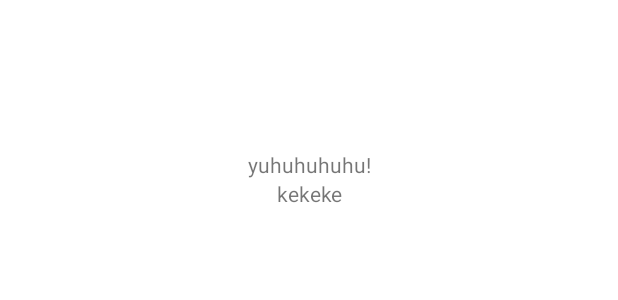
After one commit to dyotavidyadhari/AndroidTranslateApp, an Android app: the layout activity_notification.xml on its own in the app's theme, with its tools: preview values and no code run, on a phone screen of 412 x 824 dp. The commit adds this screen. Shown: the top 300 px of the screen. Run offline under Robolectric (Android 15) with nearby library versions, the phone set to English and light mode, and no system bars.

Commit message:
Notification update

```diff
--- a/app/build.gradle
+++ b/app/build.gradle
@@ -1,5 +1,6 @@
 plugins {
     id 'com.android.application'
+    id 'com.google.gms.google-services'
 }
 
 android {
@@ -40,6 +41,9 @@ dependencies {
     implementation("com.squareup.okhttp3:okhttp:4.9.0")
     implementation 'com.squareup.okhttp3:okhttp:3.11.0'
     implementation("com.squareup.okhttp3:okhttp")
+    implementation platform('com.google.firebase:firebase-bom:26.6.0')
+    implementation 'com.google.firebase:firebase-messaging:21.0.1'
+    implementation 'com.google.firebase:firebase-analytics'
     //implementation("com.squareup.okhttp3:logging-interceptor")
 
     testImplementation 'junit:junit:4.+'
--- a/app/src/main/java/com/example/androidtranslate/DB_Controller.java
+++ b/app/src/main/java/com/example/androidtranslate/DB_Controller.java
@@ -55,7 +55,7 @@ public class DB_Controller extends SQLiteOpenHelper {
 
             cursor.moveToPosition(x);
 
-            ListData.add(cursor.getString(1)+" -> "+cursor.getString(4)+"\n  "+cursor.getString(2)+" -> "+cursor.getString(3));
+            ListData.add(cursor.getString(1)+" -> "+cursor.getString(4)+"\n"+cursor.getString(2)+" -> "+cursor.getString(3));
             //Lalu Memasukan Semua Datanya kedalam ArrayList
         }
 
@@ -64,4 +64,5 @@ public class DB_Controller extends SQLiteOpenHelper {
 
     }
 
+
 }
--- a/app/src/main/java/com/example/androidtranslate/MainActivity.java
+++ b/app/src/main/java/com/example/androidtranslate/MainActivity.java
@@ -26,6 +26,7 @@ import android.widget.Toast;
 
 import com.google.android.material.button.MaterialButton;
 import com.google.android.material.textfield.TextInputEditText;
+import com.google.firebase.messaging.FirebaseMessaging;
 
 import org.jetbrains.annotations.NotNull;
 import org.json.JSONArray;
@@ -50,6 +51,7 @@ import okhttp3.RequestBody;
 import okhttp3.Response;
 
 public class MainActivity extends AppCompatActivity {
+
     //DataBaseHelper myDB;
     private static final int REUEST_CODE_SPEECH_INPUT = 1;
     private static final String TAG = "Response";
@@ -69,7 +71,9 @@ public class MainActivity extends AppCompatActivity {
         super.onCreate(savedInstanceState);
         setContentView(R.layout.activity_main);
         daftarHis = (ListView) findViewById(R.id.daftarHistory);
-
+        //PUSH NOTIF
+        FirebaseMessaging.getInstance().subscribeToTopic("androidtranslate");
+        //PUSH NOTIF
         controller = new DB_Controller(this,"",null,1);
 
         buttonTrans = (Button) findViewById(R.id.btnTranslate);
--- a/app/src/main/java/com/example/androidtranslate/ShowTranslation.java
+++ b/app/src/main/java/com/example/androidtranslate/ShowTranslation.java
@@ -7,6 +7,8 @@ import androidx.appcompat.widget.AppCompatImageButton;
 import android.content.Intent;
 import android.os.Bundle;
 import android.view.View;
+import android.widget.ArrayAdapter;
+import android.widget.ListView;
 import android.widget.TextView;
 import android.widget.Toast;
 import android.widget.Toolbar;
@@ -18,6 +20,7 @@ import java.util.ArrayList;
 public class ShowTranslation extends AppCompatActivity {
     TextView src,trgt, alternativeSugg;
     TextInputEditText viewinput, viewoutput;
+
     AppCompatImageButton buttonBack;
     //DataBaseHelper myDB;
 
@@ -25,6 +28,7 @@ public class ShowTranslation extends AppCompatActivity {
     protected void onCreate(Bundle savedInstanceState) {
         super.onCreate(savedInstanceState);
         setContentView(R.layout.activity_show_translation);
+
 
 
 
--- /dev/null
+++ b/app/src/main/res/layout/activity_notification.xml
@@ -0,0 +1,34 @@
+<?xml version="1.0" encoding="utf-8"?>
+<RelativeLayout xmlns:android="http://schemas.android.com/apk/res/android"
+    xmlns:app="http://schemas.android.com/apk/res-auto"
+    xmlns:tools="http://schemas.android.com/tools"
+    android:layout_width="match_parent"
+    android:layout_height="match_parent"
+    tools:context=".Notification">
+
+    <TextView
+        android:id="@+id/txttitle"
+        android:layout_width="match_parent"
+        android:layout_height="wrap_content"
+        android:layout_marginTop="100dp"
+        android:text="yuhuhuhuhu!"
+        android:textAlignment="center"
+        android:gravity="center_horizontal" />
+    <TextView
+        android:id="@+id/txtmsg"
+        android:layout_width="match_parent"
+        android:layout_height="wrap_content"
+        android:text="kekeke"
+        android:layout_below="@id/txttitle"
+        android:textAlignment="center"
+        android:gravity="center_horizontal"
+        />
+
+    <ListView
+        android:id="@+id/listNotif"
+        android:layout_below="@id/txtmsg"
+        android:layout_width="match_parent"
+        android:layout_height="120dp" />
+
+
+</RelativeLayout>
--- a/build.gradle
+++ b/build.gradle
@@ -6,6 +6,7 @@ buildscript {
     }
     dependencies {
         classpath "com.android.tools.build:gradle:4.1.2"
+        classpath 'com.google.gms:google-services:4.3.5'
 
         // NOTE: Do not place your application dependencies here; they belong
         // in the individual module build.gradle files
```
Also changed, not shown: app/src/main/AndroidManifest.xml (+22 -3 lines), app/src/main/java/com/example/androidtranslate/DB_Controller_Firebase.java (added, +74 -0 lines), app/src/main/java/com/example/androidtranslate/MessagingService.java (added, +99 -0 lines), app/src/main/java/com/example/androidtranslate/Notification.java (added, +91 -0 lines), app/src/main/res/drawable/iconlauncher.png (added), 1 other file.
